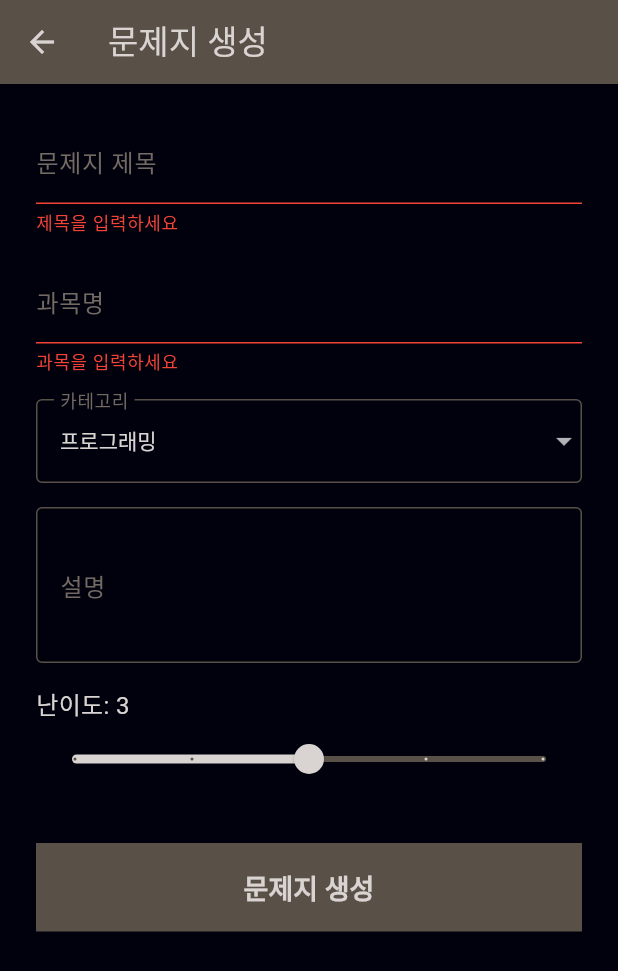
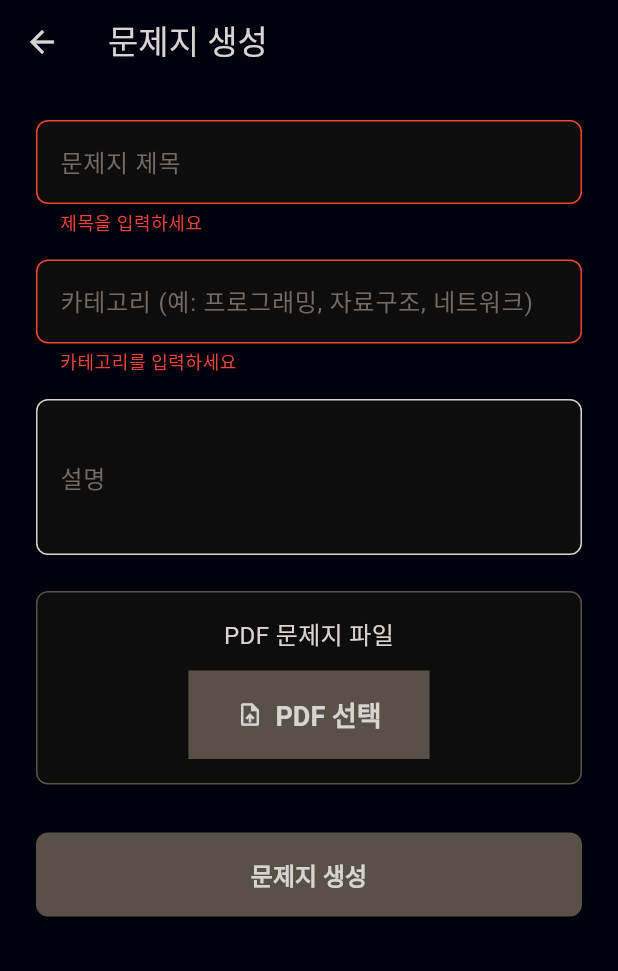
Before and after one commit to dakyumlee/Lecture-Punishment, a Flutter app: the WorksheetCreateScreen screen opened directly, after a tap on "문제지 생성", on a phone screen of 412 x 824 dp. Shown: the top 971 px of the screen. Run offline on Flutter 3.47's test engine with Material 3 defaults, Android fonts, the light colour scheme and no system bars; our stand-ins replace file_picker; Roboto replaces fonts that are missing (JoseonGulim).

Commit message:
Add PDF upload and custom category input to worksheet creation

```diff
--- a/frontend/lib/screens/worksheet_create_screen.dart
+++ b/frontend/lib/screens/worksheet_create_screen.dart
@@ -1,6 +1,7 @@
 import 'package:flutter/material.dart';
-import 'package:http/http.dart' as http;
-import 'dart:convert';
+import 'package:file_picker/file_picker.dart';
+import '../services/api_service.dart';
+import 'dart:io';
 
 class WorksheetCreateScreen extends StatefulWidget {
   const WorksheetCreateScreen({super.key});
@@ -13,46 +14,68 @@ class _WorksheetCreateScreenState extends State<WorksheetCreateScreen> {
   final _formKey = GlobalKey<FormState>();
   final _titleController = TextEditingController();
   final _descriptionController = TextEditingController();
-  final _subjectController = TextEditingController();
+  final _categoryController = TextEditingController();
 
-  String _selectedCategory = '프로그래밍';
-  int _difficultyLevel = 3;
+  File? _selectedFile;
+  String? _fileName;
   bool _isLoading = false;
 
-  final List<String> _categories = ['프로그래밍', '자료구조', '데이터베이스', '네트워크', '운영체제'];
+  Future<void> _pickFile() async {
+    try {
+      FilePickerResult? result = await FilePicker.platform.pickFiles(
+        type: FileType.custom,
+        allowedExtensions: ['pdf'],
+      );
+
+      if (result != null) {
+        setState(() {
+          _selectedFile = File(result.files.single.path!);
+          _fileName = result.files.single.name;
+        });
+      }
+    } catch (e) {
+      ScaffoldMessenger.of(context).showSnackBar(
+        SnackBar(content: Text('파일 선택 실패: $e')),
+      );
+    }
+  }
 
   Future<void> _createWorksheet() async {
     if (!_formKey.currentState!.validate()) return;
+
+    if (_selectedFile == null) {
+      ScaffoldMessenger.of(context).showSnackBar(
+        const SnackBar(content: Text('PDF 파일을 선택해주세요')),
+      );
+      return;
+    }
+
     setState(() => _isLoading = true);
 
     try {
-      final response = await http.post(
-        Uri.parse('http://localhost:8080/api/worksheets'),
-        headers: {'Content-Type': 'application/json'},
-        body: jsonEncode({
-          'title': _titleController.text,
-          'description': _descriptionController.text,
-          'subject': _subjectController.text,
-          'category': _selectedCategory,
-          'difficultyLevel': _difficultyLevel,
-        }),
+      await ApiService.createWorksheet(
+        title: _titleController.text,
+        description: _descriptionController.text,
+        category: _categoryController.text,
+        file: _selectedFile,
       );
 
-      if (response.statusCode == 200) {
-        final worksheet = jsonDecode(response.body);
-        if (mounted) {
-          Navigator.pop(context, worksheet);
-          ScaffoldMessenger.of(context).showSnackBar(
-            const SnackBar(content: Text('문제지가 생성되었습니다!')),
-          );
-        }
+      if (mounted) {
+        Navigator.pop(context);
+        ScaffoldMessenger.of(context).showSnackBar(
+          const SnackBar(content: Text('문제지가 생성되었습니다!')),
+        );
       }
     } catch (e) {
       if (mounted) {
-        ScaffoldMessenger.of(context).showSnackBar(SnackBar(content: Text('오류: $e')));
+        ScaffoldMessenger.of(context).showSnackBar(
+          SnackBar(content: Text('생성 실패: $e')),
+        );
       }
     } finally {
-      if (mounted) setState(() => _isLoading = false);
+      if (mounted) {
+        setState(() => _isLoading = false);
+      }
     }
   }
 
@@ -61,8 +84,15 @@ class _WorksheetCreateScreenState extends State<WorksheetCreateScreen> {
     return Scaffold(
       backgroundColor: const Color(0xFF00010D),
       appBar: AppBar(
-        title: const Text('문제지 생성', style: TextStyle(fontFamily: 'JoseonGulim', color: Color(0xFFD9D4D2))),
-        backgroundColor: const Color(0xFF595048),
+        backgroundColor: const Color(0xFF00010D),
+        title: const Text(
+          '문제지 생성',
+          style: TextStyle(
+            fontFamily: 'JoseonGulim',
+            color: Color(0xFFD9D4D2),
+          ),
+        ),
+        iconTheme: const IconThemeData(color: Color(0xFFD9D4D2)),
       ),
       body: SingleChildScrollView(
         padding: const EdgeInsets.all(24),
@@ -76,69 +106,123 @@ class _WorksheetCreateScreenState extends State<WorksheetCreateScreen> {
                 style: const TextStyle(color: Color(0xFFD9D4D2)),
                 decoration: InputDecoration(
                   labelText: '문제지 제목',
-                  labelStyle: const TextStyle(color: Color(0xFF736A63), fontFamily: 'JoseonGulim'),
-                  enabledBorder: OutlineInputBorder(borderSide: const BorderSide(color: Color(0xFF595048))),
-                  focusedBorder: OutlineInputBorder(borderSide: const BorderSide(color: Color(0xFFD9D4D2))),
+                  labelStyle: const TextStyle(color: Color(0xFF736A63)),
+                  filled: true,
+                  fillColor: const Color(0xFF0D0D0D),
+                  border: OutlineInputBorder(
+                    borderRadius: BorderRadius.circular(8),
+                    borderSide: const BorderSide(color: Color(0xFF595048)),
+                  ),
                 ),
-                validator: (v) => v?.isEmpty ?? true ? '제목을 입력하세요' : null,
+                validator: (value) {
+                  if (value == null || value.isEmpty) {
+                    return '제목을 입력하세요';
+                  }
+                  return null;
+                },
               ),
               const SizedBox(height: 16),
+
               TextFormField(
-                controller: _subjectController,
+                controller: _categoryController,
                 style: const TextStyle(color: Color(0xFFD9D4D2)),
                 decoration: InputDecoration(
-                  labelText: '과목명',
-                  labelStyle: const TextStyle(color: Color(0xFF736A63), fontFamily: 'JoseonGulim'),
-                  enabledBorder: OutlineInputBorder(borderSide: const BorderSide(color: Color(0xFF595048))),
-                  focusedBorder: OutlineInputBorder(borderSide: const BorderSide(color: Color(0xFFD9D4D2))),
+                  labelText: '카테고리 (예: 프로그래밍, 자료구조, 네트워크)',
+                  labelStyle: const TextStyle(color: Color(0xFF736A63)),
+                  filled: true,
+                  fillColor: const Color(0xFF0D0D0D),
+                  border: OutlineInputBorder(
+                    borderRadius: BorderRadius.circular(8),
+                    borderSide: const BorderSide(color: Color(0xFF595048)),
+                  ),
                 ),
-                validator: (v) => v?.isEmpty ?? true ? '과목을 입력하세요' : null,
+                validator: (value) {
+                  if (value == null || value.isEmpty) {
+                    return '카테고리를 입력하세요';
+                  }
+                  return null;
+                },
               ),
               const SizedBox(height: 16),
-              DropdownButtonFormField<String>(
-                value: _selectedCategory,
-                dropdownColor: const Color(0xFF595048),
-                style: const TextStyle(color: Color(0xFFD9D4D2), fontFamily: 'JoseonGulim'),
-                decoration: InputDecoration(
-                  labelText: '카테고리',
-                  labelStyle: const TextStyle(color: Color(0xFF736A63), fontFamily: 'JoseonGulim'),
-                  enabledBorder: OutlineInputBorder(borderSide: const BorderSide(color: Color(0xFF595048))),
-                  focusedBorder: OutlineInputBorder(borderSide: const BorderSide(color: Color(0xFFD9D4D2))),
-                ),
-                items: _categories.map((cat) => DropdownMenuItem(value: cat, child: Text(cat))).toList(),
-                onChanged: (val) => setState(() => _selectedCategory = val!),
-              ),
-              const SizedBox(height: 16),
+
               TextFormField(
                 controller: _descriptionController,
                 style: const TextStyle(color: Color(0xFFD9D4D2)),
                 maxLines: 3,
                 decoration: InputDecoration(
                   labelText: '설명',
-                  labelStyle: const TextStyle(color: Color(0xFF736A63), fontFamily: 'JoseonGulim'),
-                  enabledBorder: OutlineInputBorder(borderSide: const BorderSide(color: Color(0xFF595048))),
-                  focusedBorder: OutlineInputBorder(borderSide: const BorderSide(color: Color(0xFFD9D4D2))),
+                  labelStyle: const TextStyle(color: Color(0xFF736A63)),
+                  filled: true,
+                  fillColor: const Color(0xFF0D0D0D),
+                  border: OutlineInputBorder(
+                    borderRadius: BorderRadius.circular(8),
+                    borderSide: const BorderSide(color: Color(0xFF595048)),
+                  ),
                 ),
               ),
-              const SizedBox(height: 16),
-              Text('난이도: $_difficultyLevel', style: const TextStyle(color: Color(0xFFD9D4D2), fontFamily: 'JoseonGulim', fontSize: 16)),
-              Slider(
-                value: _difficultyLevel.toDouble(),
-                min: 1, max: 5, divisions: 4,
-                activeColor: const Color(0xFFD9D4D2),
-                inactiveColor: const Color(0xFF595048),
-                onChanged: (val) => setState(() => _difficultyLevel = val.toInt()),
+              const SizedBox(height: 24),
+
+              Container(
+                padding: const EdgeInsets.all(16),
+                decoration: BoxDecoration(
+                  color: const Color(0xFF0D0D0D),
+                  borderRadius: BorderRadius.circular(8),
+                  border: Border.all(color: const Color(0xFF595048)),
+                ),
+                child: Column(
+                  children: [
+                    const Text(
+                      'PDF 문제지 파일',
+                      style: TextStyle(
+                        color: Color(0xFFD9D4D2),
+                        fontSize: 16,
+                        fontFamily: 'JoseonGulim',
+                      ),
+                    ),
+                    const SizedBox(height: 12),
+                    ElevatedButton.icon(
+                      onPressed: _pickFile,
+                      icon: const Icon(Icons.upload_file),
+                      label: const Text('PDF 선택'),
+                      style: ElevatedButton.styleFrom(
+                        backgroundColor: const Color(0xFF595048),
+                        foregroundColor: const Color(0xFFD9D4D2),
+                      ),
+                    ),
+                    if (_fileName != null) ...[
+                      const SizedBox(height: 8),
+                      Text(
+                        '선택된 파일: $_fileName',
+                        style: const TextStyle(
+                          color: Color(0xFF736A63),
+                          fontSize: 12,
+                        ),
+                      ),
+                    ],
+                  ],
+                ),
               ),
               const SizedBox(height: 32),
+
               ElevatedButton(
                 onPressed: _isLoading ? null : _createWorksheet,
                 style: ElevatedButton.styleFrom(
                   backgroundColor: const Color(0xFF595048),
+                  foregroundColor: const Color(0xFFD9D4D2),
                   padding: const EdgeInsets.symmetric(vertical: 16),
+                  shape: RoundedRectangleBorder(
+                    borderRadius: BorderRadius.circular(8),
+                  ),
                 ),
                 child: _isLoading
                     ? const CircularProgressIndicator(color: Color(0xFFD9D4D2))
-                    : const Text('문제지 생성', style: TextStyle(fontFamily: 'JoseonGulim', fontSize: 18, color: Color(0xFFD9D4D2))),
+                    : const Text(
+                        '문제지 생성',
+                        style: TextStyle(
+                          fontSize: 16,
+                          fontFamily: 'JoseonGulim',
+                        ),
+                      ),
               ),
             ],
           ),
@@ -151,7 +235,7 @@ class _WorksheetCreateScreenState extends State<WorksheetCreateScreen> {
   void dispose() {
     _titleController.dispose();
     _descriptionController.dispose();
-    _subjectController.dispose();
+    _categoryController.dispose();
     super.dispose();
   }
 }
--- a/frontend/pubspec.yaml
+++ b/frontend/pubspec.yaml
@@ -10,6 +10,7 @@ dependencies:
   flutter:
     sdk: flutter
   cupertino_icons: ^1.0.2
+  file_picker: ^8.0.0+1
   provider: ^6.0.5
   http: ^1.1.0
 
```
